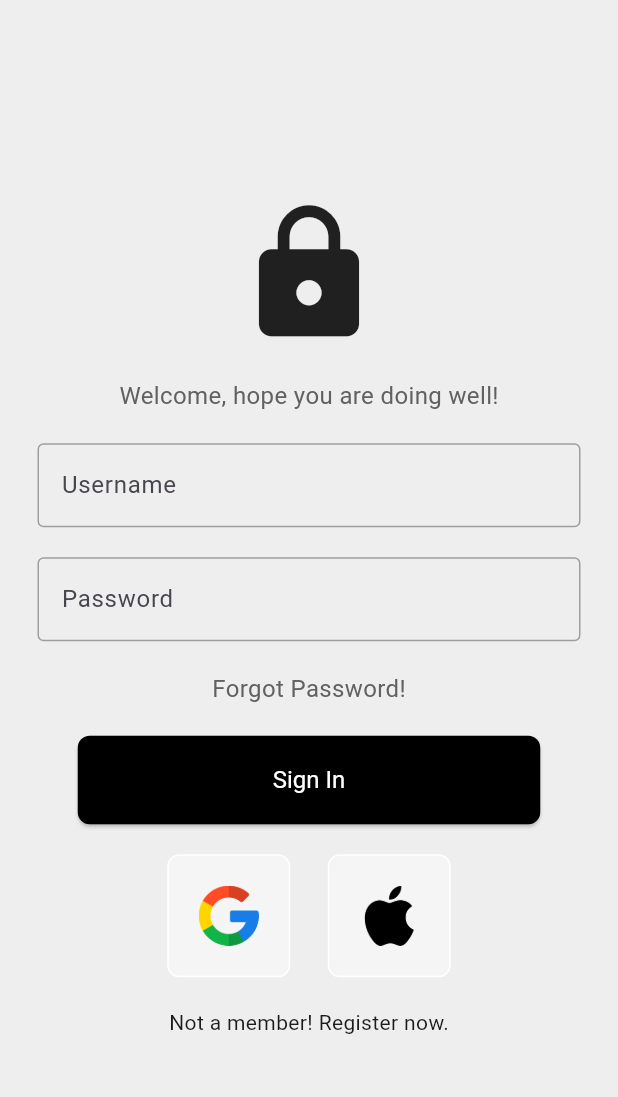
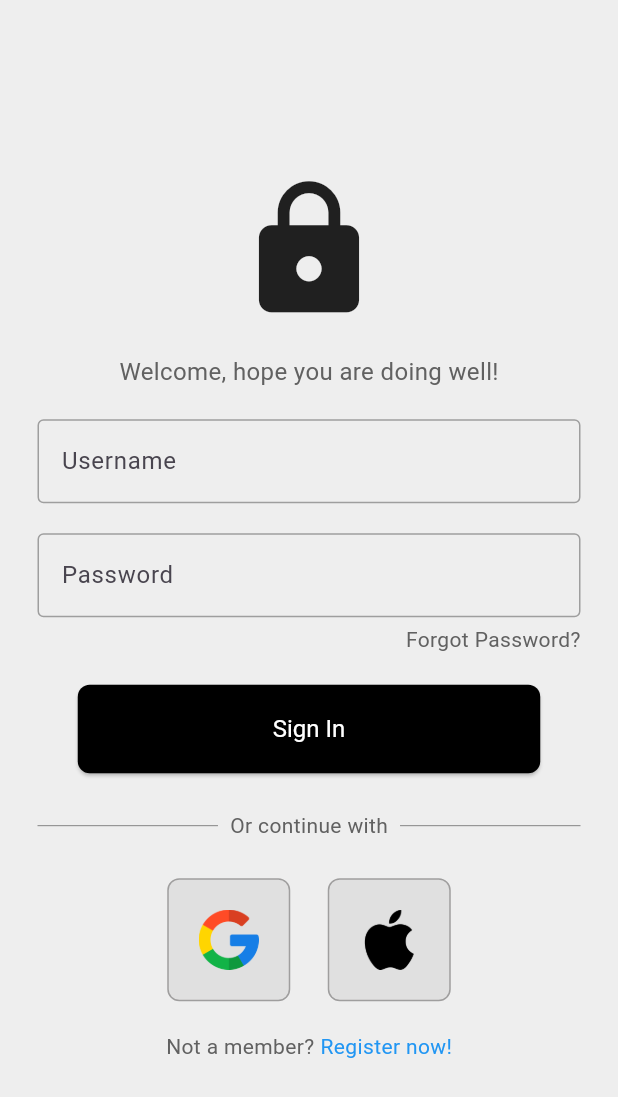
Before and after one commit to LuckyVishwa1104/Farm-Mitra, a Flutter app: the screen it shows after launch, on a phone screen of 412 x 824 dp. Shown: the top 1097 px of the screen. Run offline on Flutter 3.47's test engine with Material 3 defaults, Android fonts, the light colour scheme and no system bars.

Commit message:
added the components of the login page

```diff
--- a/lib/components/input_text.dart
+++ b/lib/components/input_text.dart
@@ -19,7 +19,7 @@ class InputTextField extends StatelessWidget {
           enabledBorder: OutlineInputBorder(
               borderSide: BorderSide(color: Colors.grey.shade500)),
           focusedBorder: const OutlineInputBorder(
-              borderSide: BorderSide(color: Colors.black)),
+              borderSide: BorderSide(color: Colors.black, width: 1.5)),
           fillColor: Colors.grey.shade200,
           filled: true,
           hintText: hintText,
--- a/lib/components/square_tile.dart
+++ b/lib/components/square_tile.dart
@@ -9,9 +9,9 @@ class SquareTile extends StatelessWidget {
     return Container(
       padding: const EdgeInsets.all(20),
       decoration: BoxDecoration(
-        border: Border.all(color: Colors.white),
+        border: Border.all(color: const Color.fromARGB(255, 159, 158, 158)),
         borderRadius: BorderRadius.circular(8),
-        color: Colors.grey[100],
+        color: Colors.grey[300],
       ),
       child: Image.asset(imagePath, height: 40,)
     );
--- a/lib/pages/sign_in.dart
+++ b/lib/pages/sign_in.dart
@@ -23,51 +23,129 @@ class SignIn extends StatelessWidget {
                   // content of the sign-in page
                   // SizedBox(height: 20.0,),
                   // logo/icon
-                  Icon(Icons.lock,size: 100.0,),
-                  SizedBox(height: 20.0,),
+                  Icon(
+                    Icons.lock,
+                    size: 100.0,
+                  ),
+                  SizedBox(
+                    height: 20.0,
+                  ),
 
                   // greeting text
-                  Text('Welcome, hope you are doing well!',
-                  style: TextStyle(color: Colors.grey[700], fontSize: 16),),
-                  SizedBox(height: 20.0,),
+                  Text(
+                    'Welcome, hope you are doing well!',
+                    style: TextStyle(color: Colors.grey[700], fontSize: 16),
+                  ),
+                  SizedBox(
+                    height: 20.0,
+                  ),
 
                   // text field for username
                   InputTextField(hintText: 'Username', obscureText: false),
-                  SizedBox(height: 20.0,),
+                  SizedBox(
+                    height: 20.0,
+                  ),
 
                   // text field for password
                   InputTextField(hintText: 'Password', obscureText: true),
-                  SizedBox(height: 20.0,),
+                  SizedBox(
+                    height: 5.0,
+                  ),
 
                   // forgot password
-                  Text('Forgot Password!', style: TextStyle(color: Colors.grey[700],fontSize: 16.0),),
-                  SizedBox(height: 20.0,),
+                  Padding(
+                    padding: const EdgeInsets.symmetric(horizontal: 25.0),
+                    child: Row(
+                      mainAxisAlignment: MainAxisAlignment.end,
+                      children: [
+                        Text(
+                          'Forgot Password?',
+                          style: TextStyle(
+                            color: Colors.grey[700],
+                          ),
+                        ),
+                      ],
+                    ),
+                  ),
+                  SizedBox(
+                    height: 20.0,
+                  ),
 
                   // sign-in button
-                  MyButton(buttonText: 'Sign In', onPressed: () => {
-                    Navigator.pushReplacement(context, MaterialPageRoute(builder: (context) => DriverProgram()))
-                  }),
-                  SizedBox(height: 20.0,),
+                  MyButton(
+                      buttonText: 'Sign In',
+                      onPressed: () => {
+                            Navigator.pushReplacement(
+                                context,
+                                MaterialPageRoute(
+                                    builder: (context) => DriverProgram()))
+                          }),
+                  SizedBox(
+                    height: 25.0,
+                  ),
+
+                  // or continue with
+                  Padding(
+                    padding: const EdgeInsets.symmetric(horizontal: 25.0),
+                    child: Row(
+                      children: [
+                        Expanded(
+                            child: Divider(
+                          thickness: 0.5,
+                          color: Colors.grey[700],
+                        )),
+                        Padding(
+                          padding: const EdgeInsets.symmetric(horizontal: 8.0),
+                          child: Text(
+                            'Or continue with',
+                            style: TextStyle(color: Colors.grey.shade700),
+                          ),
+                        ),
+                        Expanded(
+                            child: Divider(
+                          thickness: 0.5,
+                          color: Colors.grey[700],
+                        )),
+                      ],
+                    ),
+                  ),
+
+                  SizedBox(
+                    height: 25.0,
+                  ),
 
                   //google/apple login button
                   Row(
                     mainAxisAlignment: MainAxisAlignment.center,
                     children: [
                       SquareTile(imagePath: 'lib/assets/images/google.png'),
-                      SizedBox(width: 25,),
+                      SizedBox(
+                        width: 25,
+                      ),
                       SquareTile(imagePath: 'lib/assets/images/apple.png')
                     ],
                   ),
-                  SizedBox(height: 20.0,),
+                  SizedBox(
+                    height: 20.0,
+                  ),
 
                   // sign-up page link
-                  Text('Not a member! Register now.')
+                  Row(
+                    mainAxisAlignment: MainAxisAlignment.center,
+                    children: [
+                      Text('Not a member?',style: TextStyle(color: Colors.grey[700]),),
+                      SizedBox(width: 4.0,),
+                      Text(
+                            'Register now!',
+                            style: TextStyle(color: Colors.blue),
+                          ),
+                    ],
+                  ),
                 ],
               ),
             ),
           ),
         ),
-
       ),
     );
   }
```
